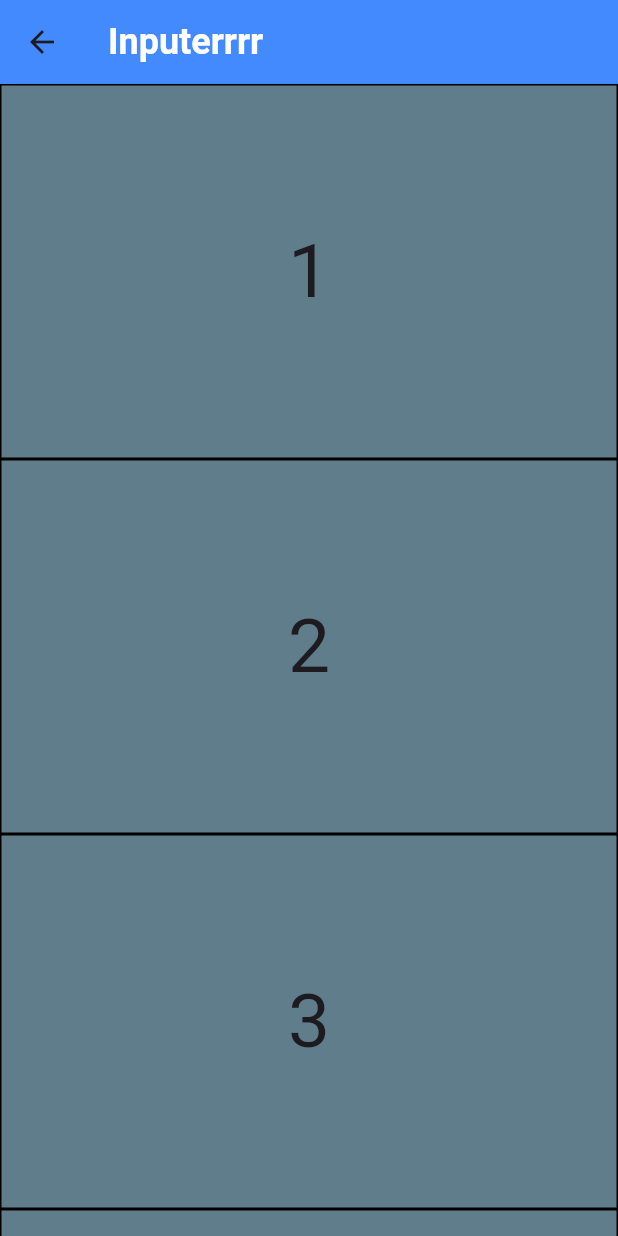
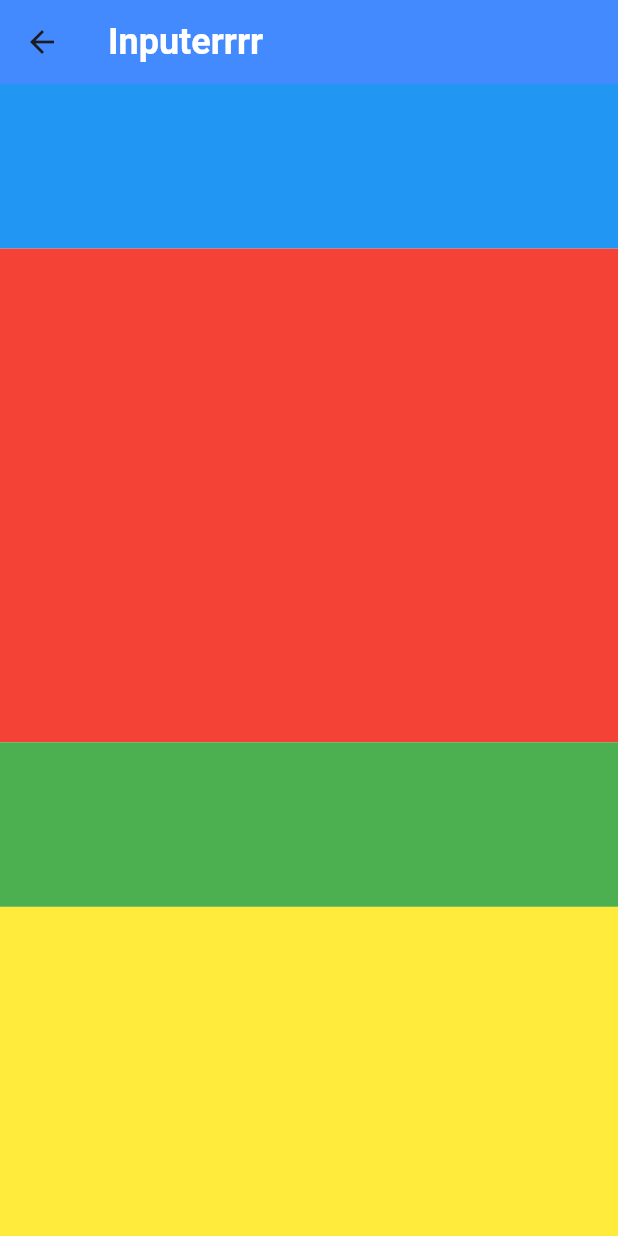
Before and after one commit to fairuzridh/belajarFlutterDicoding, a Flutter app: the screen it shows after launch, after a tap on "Next", on a phone screen of 412 x 824 dp. Run offline on Flutter 3.47's test engine with Material 3 defaults, Android fonts, the phone set to English and light mode, and no system bars.

Commit message:
13.create flexpand page for review result expanded & flexible

```diff
--- a/lib/main.dart
+++ b/lib/main.dart
@@ -1,7 +1,8 @@
 import 'package:flutter/material.dart';
 // import 'package:test_flutter1/pages/latih.dart';
 // import 'package:test_flutter1/pages/foto_page.dart';
-import 'package:test_flutter1/pages/scroll_page.dart';
+// import 'package:test_flutter1/pages/scroll_page.dart';
+import 'package:test_flutter1/pages/flexpand.dart';
 
 void main() {
   runApp(const MyApp());
@@ -123,7 +124,7 @@ class _BiggerTextState extends State<BiggerText> {
           onPressed: (){
             // Navigator.of(context).push(MaterialPageRoute(builder: (context) => const Latih()));
             Navigator.push(context, MaterialPageRoute(builder: (context){
-              return const ScrollPage();
+              return const Flexpand();
             }));
           },
         )
--- /dev/null
+++ b/lib/pages/flexpand.dart
@@ -0,0 +1,49 @@
+import 'package:flutter/material.dart';
+
+class Flexpand extends StatelessWidget {
+  const Flexpand({super.key});
+
+  @override
+  Widget build(BuildContext context) {
+    return Scaffold(
+      appBar: AppBar(
+        shadowColor: Colors.black,
+        title: const Text(
+          "Inputerrrr",
+          style: TextStyle(
+            fontSize: 24.0,
+            fontWeight: FontWeight.bold,
+            color: Colors.white
+          ),
+        ),
+        backgroundColor: Colors.blueAccent,
+      ),
+      body:Column(
+        children: [
+          Expanded(
+            child: Container(
+              color: Colors.blue,
+            )
+          ),
+          Expanded(
+            flex: 3,
+            child: Container(
+              color: Colors.red,
+            )
+          ),
+          Expanded(
+            child: Container(
+              color: Colors.green,
+            )
+          ),
+          Expanded(
+            flex: 2,
+            child: Container(
+              color: Colors.yellow,
+            )
+          ),
+        ],
+      )
+    );
+  }
+}
```
